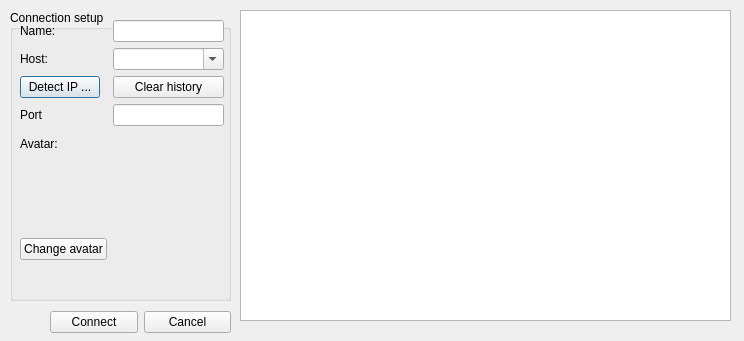
Old version of the form src/connectiondialog.ui in the repository Mogara/QSanguosha.
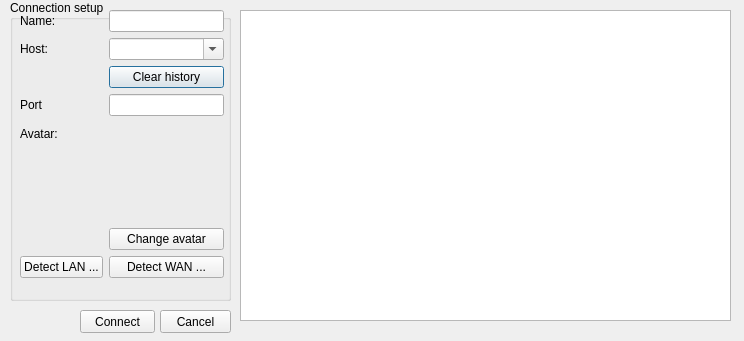
New version of the form.

The edit to the form file:
```diff
--- a/src/connectiondialog.ui
+++ b/src/connectiondialog.ui
@@ -20,9 +20,9 @@
    <property name="geometry">
     <rect>
      <x>10</x>
-     <y>10</y>
+     <y>0</y>
      <width>221</width>
-     <height>291</height>
+     <height>301</height>
     </rect>
    </property>
    <property name="title">
@@ -34,7 +34,7 @@
       <x>10</x>
       <y>10</y>
       <width>204</width>
-      <height>276</height>
+      <height>281</height>
      </rect>
     </property>
     <layout class="QFormLayout" name="formLayout">
@@ -68,13 +68,6 @@
        </property>
       </widget>
      </item>
-     <item row="3" column="0">
-      <widget class="QPushButton" name="detectButton">
-       <property name="text">
-        <string>Detect IP ...</string>
-       </property>
-      </widget>
-     </item>
      <item row="3" column="1">
       <widget class="QPushButton" name="clearHistoryButton">
        <property name="text">
@@ -82,24 +75,24 @@
        </property>
       </widget>
      </item>
-     <item row="5" column="0">
+     <item row="4" column="0">
       <widget class="QLabel" name="portLabel">
        <property name="text">
         <string>Port</string>
        </property>
       </widget>
      </item>
-     <item row="5" column="1">
+     <item row="4" column="1">
       <widget class="QLineEdit" name="portLineEdit"/>
      </item>
-     <item row="6" column="0">
+     <item row="5" column="0">
       <widget class="QLabel" name="avatarLabel">
        <property name="text">
         <string>Avatar:</string>
        </property>
       </widget>
      </item>
-     <item row="6" column="1">
+     <item row="5" column="1">
       <widget class="QLabel" name="avatarPixmap">
        <property name="minimumSize">
         <size>
@@ -115,13 +108,27 @@
        </property>
       </widget>
      </item>
-     <item row="7" column="0">
+     <item row="6" column="1">
       <widget class="QPushButton" name="changeAvatarButton">
        <property name="text">
         <string>Change avatar</string>
        </property>
       </widget>
      </item>
+     <item row="7" column="0">
+      <widget class="QPushButton" name="detectLANButton">
+       <property name="text">
+        <string>Detect LAN ...</string>
+       </property>
+      </widget>
+     </item>
+     <item row="7" column="1">
+      <widget class="QPushButton" name="detectWANButton">
+       <property name="text">
+        <string>Detect WAN ...</string>
+       </property>
+      </widget>
+     </item>
     </layout>
    </widget>
   </widget>
@@ -147,31 +154,31 @@
     <enum>QListView::IconMode</enum>
    </property>
   </widget>
-  <widget class="QWidget" name="layoutWidget">
+  <widget class="QPushButton" name="cancelButton">
    <property name="geometry">
     <rect>
-     <x>50</x>
+     <x>160</x>
      <y>310</y>
-     <width>181</width>
-     <height>25</height>
+     <width>71</width>
+     <height>23</height>
     </rect>
    </property>
-   <layout class="QHBoxLayout" name="horizontalLayout">
-    <item>
-     <widget class="QPushButton" name="connectButton">
-      <property name="text">
-       <string>Connect</string>
-      </property>
-     </widget>
-    </item>
-    <item>
-     <widget class="QPushButton" name="cancelButton">
-      <property name="text">
-       <string>Cancel</string>
-      </property>
-     </widget>
-    </item>
-   </layout>
+   <property name="text">
+    <string>Cancel</string>
+   </property>
+  </widget>
+  <widget class="QPushButton" name="connectButton">
+   <property name="geometry">
+    <rect>
+     <x>80</x>
+     <y>310</y>
+     <width>75</width>
+     <height>23</height>
+    </rect>
+   </property>
+   <property name="text">
+    <string>Connect</string>
+   </property>
   </widget>
  </widget>
  <tabstops>
```
Left out of the diff: 1 changed line with no effect on the pictures.
